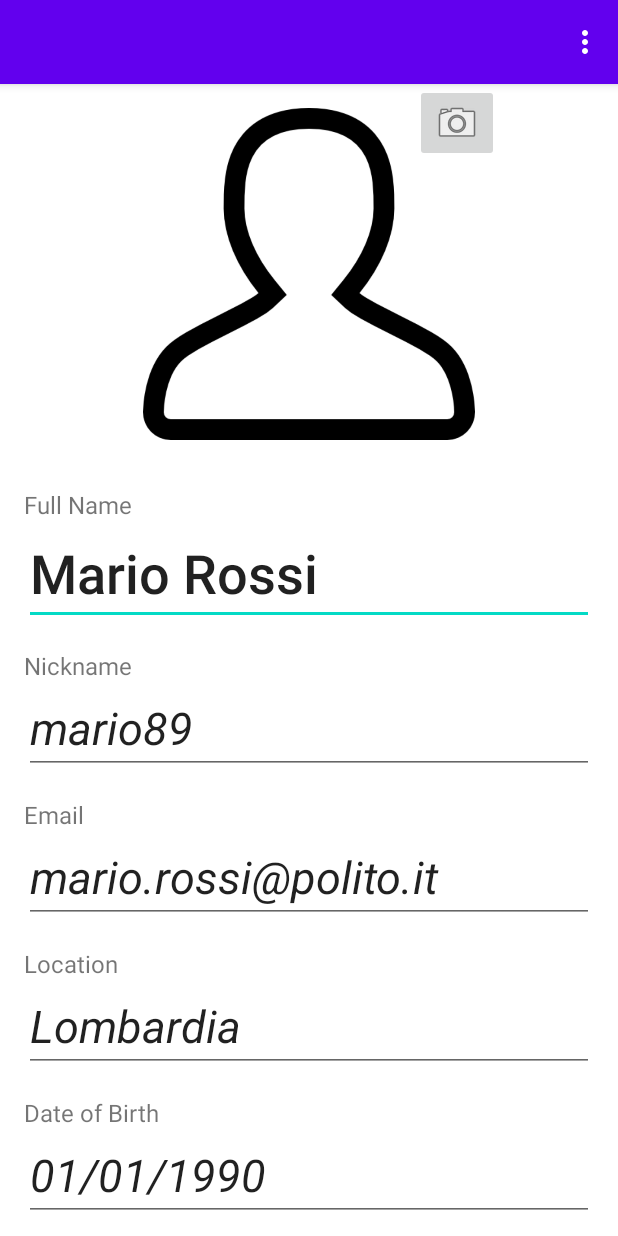
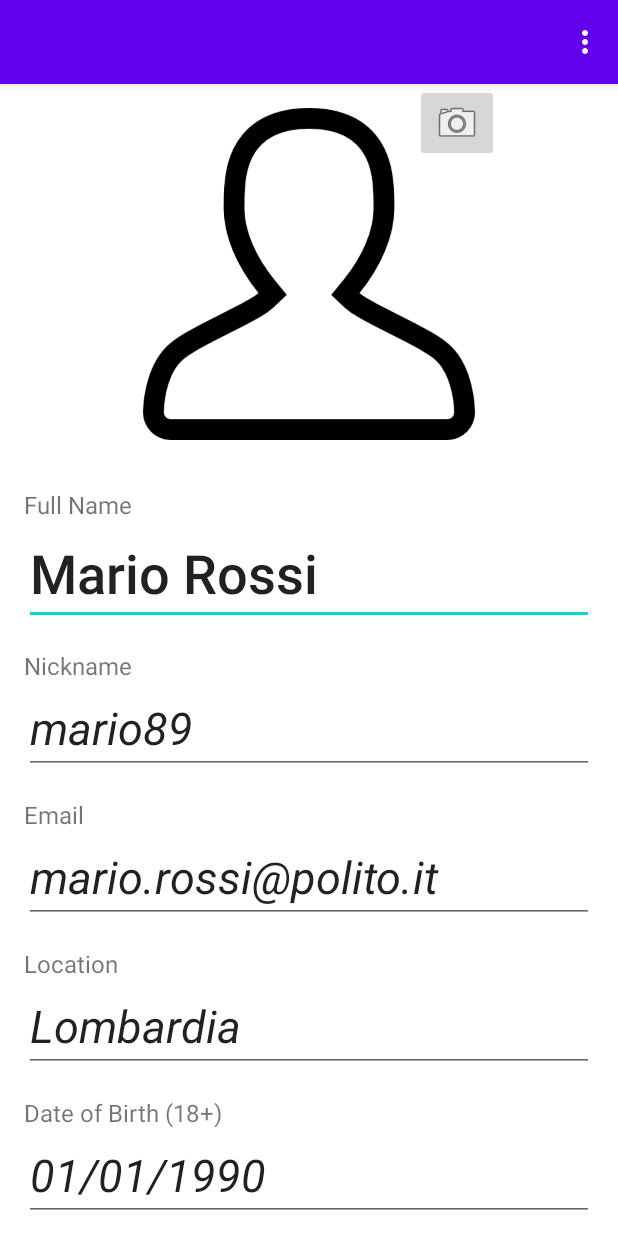
Before and after one commit to valparahiso/mad-car-pooling, an Android app: the screen it shows after launch (EditProfileActivity), after a tap on "edit", on a phone screen of 412 x 824 dp. Run offline under Robolectric (Android 15) with nearby library versions, the phone set to English and light mode, and no system bars.

Commit message:
limit of date in CalendarDialog (18+)

```diff
--- a/app/build.gradle
+++ b/app/build.gradle
@@ -39,6 +39,7 @@ dependencies {
     implementation 'androidx.appcompat:appcompat:1.2.0'
     implementation 'com.google.android.material:material:1.3.0'
     implementation 'androidx.constraintlayout:constraintlayout:2.0.4'
+    implementation 'joda-time:joda-time:2.10.10'
     testImplementation 'junit:junit:4.+'
     androidTestImplementation 'androidx.test.ext:junit:1.1.2'
     androidTestImplementation 'androidx.test.espresso:espresso-core:3.3.0'
--- a/app/src/main/java/it/polito/mad/mad_car_pooling/EditProfileActivity.kt
+++ b/app/src/main/java/it/polito/mad/mad_car_pooling/EditProfileActivity.kt
@@ -21,10 +21,10 @@ import android.widget.ImageView
 import androidx.annotation.RequiresApi
 import androidx.appcompat.app.AppCompatActivity
 import androidx.core.net.toUri
+import com.google.android.material.datepicker.MaterialDatePicker.Builder.datePicker
 import java.io.File
-import java.time.Month
-import java.time.Year
 import java.util.*
+import org.joda.time.DateTime
 
 
 class EditProfileActivity : AppCompatActivity() {
@@ -43,6 +43,7 @@ class EditProfileActivity : AppCompatActivity() {
     private lateinit var imagePath: String
     private var flagPhotoModified: Boolean = false
 
+    @RequiresApi(Build.VERSION_CODES.O)
     override fun onCreate(savedInstanceState: Bundle?) {
         super.onCreate(savedInstanceState)
         setContentView(R.layout.activity_edit_profile)
@@ -59,9 +60,12 @@ class EditProfileActivity : AppCompatActivity() {
 
         val mcalendar: Calendar = Calendar.getInstance()
 
-        var day=mcalendar.get(Calendar.DAY_OF_MONTH);
-        var year=mcalendar.get(Calendar.YEAR);
-        var month=mcalendar.get(Calendar.MONTH);
+        var day = mcalendar.get(Calendar.DAY_OF_MONTH);
+        var year = mcalendar.get(Calendar.YEAR);
+        var month = mcalendar.get(Calendar.MONTH);
+        var minYear = year - 18
+        var minMonth = month
+        var minDay = day
 
         birthET.setOnFocusChangeListener { v, hasFocus -> run {
             if(hasFocus)
@@ -85,10 +89,13 @@ class EditProfileActivity : AppCompatActivity() {
         }
     }
 
+    //open Calendar Dialog for Birth Date and remove focus form the EditText
+    @RequiresApi(Build.VERSION_CODES.O)
     private fun openCalendarDialog(year: Int, month: Int, day: Int){
         birthET.setInputType(InputType.TYPE_NULL);
         val listener = OnDateSetListener { view, year, monthOfYear, dayOfMonth -> birthET.setText("" + dayOfMonth + "/" + monthOfYear + "/" + year + "") }
         val dpDialog = DatePickerDialog(this, listener, year, month, day)
+        dpDialog.datePicker.maxDate = DateTime().minusYears(18).millis    //set the maximum date (at least 18 years old)
         dpDialog.show()
         birthET.clearFocus()
     }
--- a/app/src/main/res/layout-land/activity_edit_profile.xml
+++ b/app/src/main/res/layout-land/activity_edit_profile.xml
@@ -134,7 +134,7 @@
                 android:layout_width="wrap_content"
                 android:layout_height="wrap_content"
                 android:layout_marginTop="16dp"
-                android:text="Date of Birth"
+                android:text="Date of Birth (18+)"
                 android:textSize="16sp" />
             <EditText
                 android:id="@+id/edit_birthDate"
--- a/app/src/main/res/layout/activity_edit_profile.xml
+++ b/app/src/main/res/layout/activity_edit_profile.xml
@@ -130,7 +130,7 @@
             android:layout_width="wrap_content"
             android:layout_height="wrap_content"
             android:layout_marginTop="16dp"
-            android:text="Date of Birth"
+            android:text="Date of Birth (18+)"
             android:textSize="16sp" />
         <EditText
             android:id="@+id/edit_birthDate"
```
